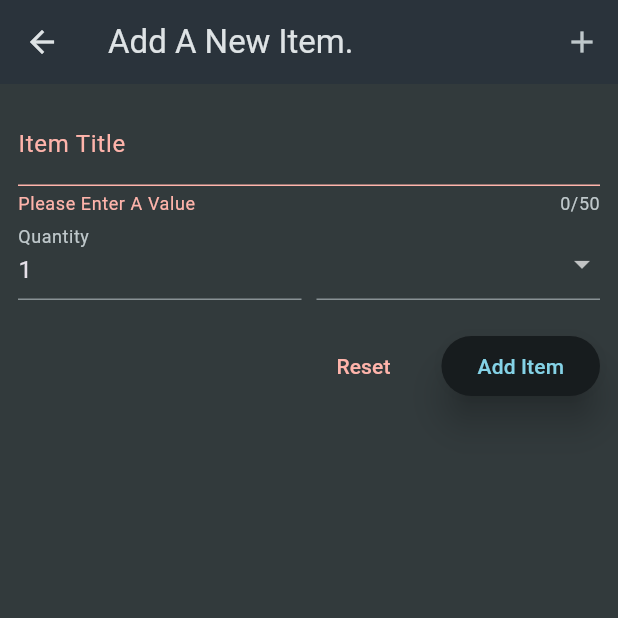
After one commit to saurabhbhoir11/flutter_shoppingList_app, a Flutter app: the NewItemScreen screen opened directly, after a tap on "Add Item", on a phone screen of 412 x 824 dp, the top half of it. The commit adds this screen. Run offline on Flutter 3.47's test engine with Material 3 defaults, Android fonts, the phone set to English and light mode, and no system bars.

Commit message:
Added add new Item screen

```diff
--- a/lib/components/grocert_list.dart
+++ /dev/null
@@ -1,28 +0,0 @@
-import 'package:flutter/material.dart';
-import 'package:shopping_list_app/models/grocery_item.dart';
-
-class GroceryList extends StatelessWidget {
-  const GroceryList({super.key, required this.grocerires});
-
-  final List<GroceryItem> grocerires;
-
-  @override
-  Widget build(BuildContext context) {
-    return Scaffold(
-      appBar: AppBar(title: Text('Your Groceries')),
-      body: ListView.builder(
-        itemCount: grocerires.length,
-        itemBuilder:
-            (ctx, index) => ListTile(
-              title: Text(grocerires[index].name),
-              leading: Container(
-                width: 24,
-                height: 24,
-                color: grocerires[index].category.color,
-              ),
-              trailing: Text(grocerires[index].quantity.toString()),
-            ),
-      ),
-    );
-  }
-}
--- a/lib/main.dart
+++ b/lib/main.dart
@@ -1,5 +1,5 @@
 import 'package:flutter/material.dart';
-import 'package:shopping_list_app/components/grocert_list.dart';
+import 'package:shopping_list_app/screens/grocert_list_screen.dart';
 import 'package:shopping_list_app/data/dummy_data.dart';
 
 void main() {
@@ -22,7 +22,7 @@ class MyApp extends StatelessWidget {
         ),
         scaffoldBackgroundColor: const Color.fromARGB(255, 50, 58, 60),
       ),
-      home: GroceryList(grocerires: groceryItems),
+      home: GroceryListScreen(grocerires: groceryItems),
     );
   }
 }
--- /dev/null
+++ b/lib/screens/grocert_list_screen.dart
@@ -0,0 +1,43 @@
+import 'package:flutter/material.dart';
+import 'package:shopping_list_app/models/grocery_item.dart';
+import 'package:shopping_list_app/screens/new_item_screen.dart';
+
+class GroceryListScreen extends StatefulWidget {
+  const GroceryListScreen({super.key, required this.grocerires});
+
+  final List<GroceryItem> grocerires;
+
+  @override
+  State<GroceryListScreen> createState() => _GroceryListScreenState();
+}
+
+class _GroceryListScreenState extends State<GroceryListScreen> {
+  void _addItem() {
+    Navigator.of(
+      context,
+    ).push(MaterialPageRoute(builder: (ctx) => NewItemScreen()));
+  }
+
+  @override
+  Widget build(BuildContext context) {
+    return Scaffold(
+      appBar: AppBar(
+        title: Text('Your Groceries'),
+        actions: [IconButton(onPressed: _addItem, icon: Icon(Icons.add))],
+      ),
+      body: ListView.builder(
+        itemCount: widget.grocerires.length,
+        itemBuilder:
+            (ctx, index) => ListTile(
+              title: Text(widget.grocerires[index].name),
+              leading: Container(
+                width: 24,
+                height: 24,
+                color: widget.grocerires[index].category.color,
+              ),
+              trailing: Text(widget.grocerires[index].quantity.toString()),
+            ),
+      ),
+    );
+  }
+}
--- /dev/null
+++ b/lib/screens/new_item_screen.dart
@@ -0,0 +1,139 @@
+import 'package:flutter/material.dart';
+import 'package:shopping_list_app/data/categories.dart';
+import 'package:shopping_list_app/models/category.dart';
+
+class NewItemScreen extends StatefulWidget {
+  const NewItemScreen({super.key});
+
+  @override
+  State<NewItemScreen> createState() {
+    return NewItemScreenState();
+  }
+}
+
+class NewItemScreenState extends State<NewItemScreen> {
+  final GlobalKey<FormState> _formKey = GlobalKey<FormState>();
+
+  String _enteredName = '';
+  int _enteredQuantity = 1;
+  Category _selectedCategory = categories[Categories.vegetables]!;
+
+  void _saveItem() {
+    _formKey.currentState!.validate();
+    _formKey.currentState!.save();
+    print(_enteredName);
+  }
+
+  @override
+  Widget build(BuildContext context) {
+    return SafeArea(
+      child: Scaffold(
+        appBar: AppBar(
+          title: const Text("Add A New Item."),
+          actions: [IconButton(onPressed: () {}, icon: Icon(Icons.add))],
+        ),
+        body: Padding(
+          padding: const EdgeInsets.all(12),
+          child: Form(
+            key: _formKey,
+            child: Column(
+              children: [
+                TextFormField(
+                  maxLength: 50,
+                  decoration: InputDecoration(label: Text("Item Title")),
+                  validator: (value) {
+                    if (value == null || value.isEmpty) {
+                      return "Please Enter A Value";
+                    } else if (value.trim().length < 2) {
+                      return 'Please Enter A Title of Size Greater Than 2';
+                    }
+                    return null;
+                  },
+                  onSaved: (value) {
+                    _enteredName = value ?? '';
+                  },
+                ),
+                Row(
+                  crossAxisAlignment: CrossAxisAlignment.end,
+                  children: [
+                    Expanded(
+                      child: TextFormField(
+                        decoration: InputDecoration(label: Text('Quantity')),
+                        keyboardType: TextInputType.number,
+                        initialValue: "1",
+                        validator: (value) {
+                          if (value == null || value.isEmpty) {
+                            return 'Please Enter A Value';
+                          } else if (int.tryParse(value) == null) {
+                            return 'Please Enter A Valid number.';
+                          } else if (int.tryParse(value)! < 1) {
+                            return 'Please Enter a number Greater Than 0.';
+                          } else if (int.tryParse(value)! > 1000) {
+                            return 'Please Enter A Value Less than 1000.';
+                          }
+                          return null;
+                        },
+                        onSaved: (value) {
+                          _enteredQuantity = int.tryParse(value!) ?? 1;
+                        },
+                      ),
+                    ),
+                    const SizedBox(width: 10),
+                    Expanded(
+                      child: DropdownButtonFormField(
+                        items: [
+                          for (final category in categories.entries)
+                            DropdownMenuItem(
+                              value: category.value,
+                              child: Row(
+                                children: [
+                                  Container(
+                                    width: 16,
+                                    height: 16,
+                                    color: category.value.color,
+                                  ),
+                                  const SizedBox(width: 10),
+                                  Text(category.value.title),
+                                ],
+                              ),
+                            ),
+                        ],
+                        onChanged: (value) {
+                          _selectedCategory =
+                              value ?? categories[Categories.vegetables]!;
+                        },
+                      ),
+                    ),
+                  ],
+                ),
+                const SizedBox(height: 20),
+                Row(
+                  mainAxisAlignment: MainAxisAlignment.end,
+                  children: [
+                    TextButton(
+                      onPressed: () {
+                        _formKey.currentState!.reset();
+                      },
+                      child: Text(
+                        'Reset',
+                        style: TextStyle(
+                          color: Theme.of(context).colorScheme.error,
+                        ),
+                      ),
+                    ),
+                    const SizedBox(width: 20),
+                    ElevatedButton(
+                      onPressed: _saveItem,
+                      style: ButtonStyle(elevation: WidgetStatePropertyAll(10)),
+                      child: const Text('Add Item'),
+                    ),
+                  ],
+                ),
+              ],
+            ),
+          ),
+        ),
+      ),
+    );
+  }
+}
```
